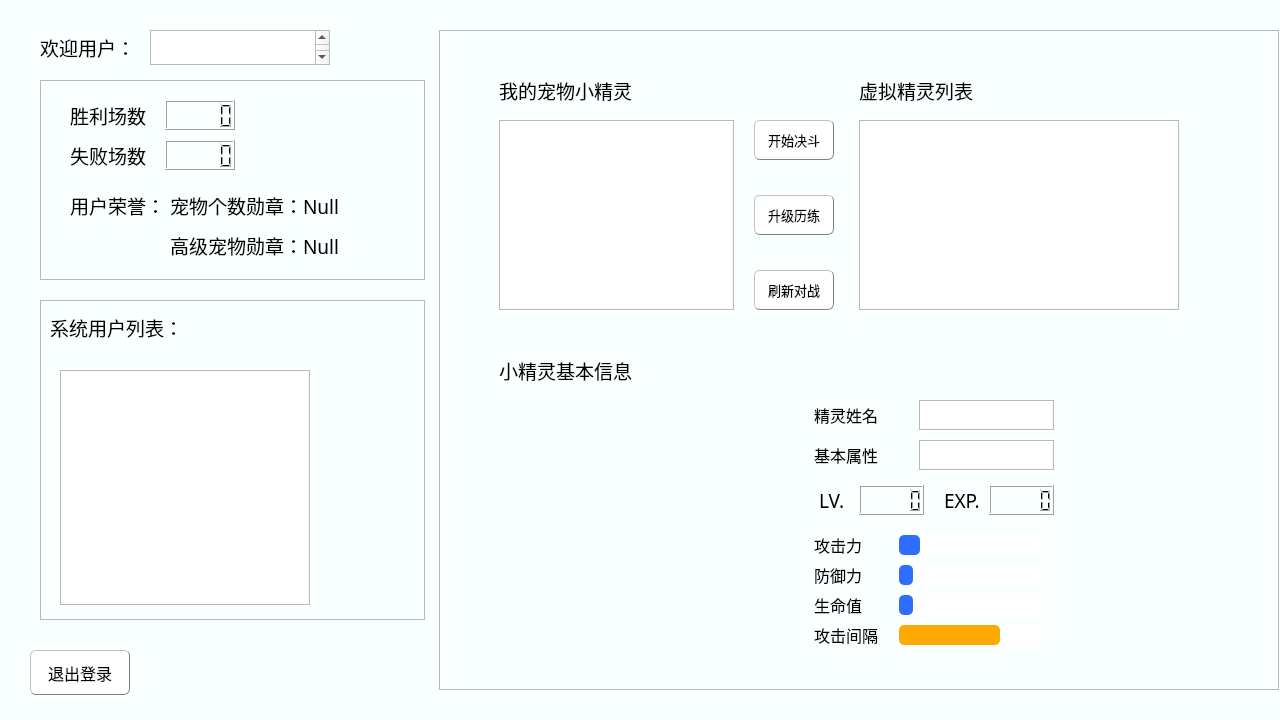
The window that mainwindow.ui (wangquanlikun/Alice_Archive) describes before a commit, drawn with Qt 5.
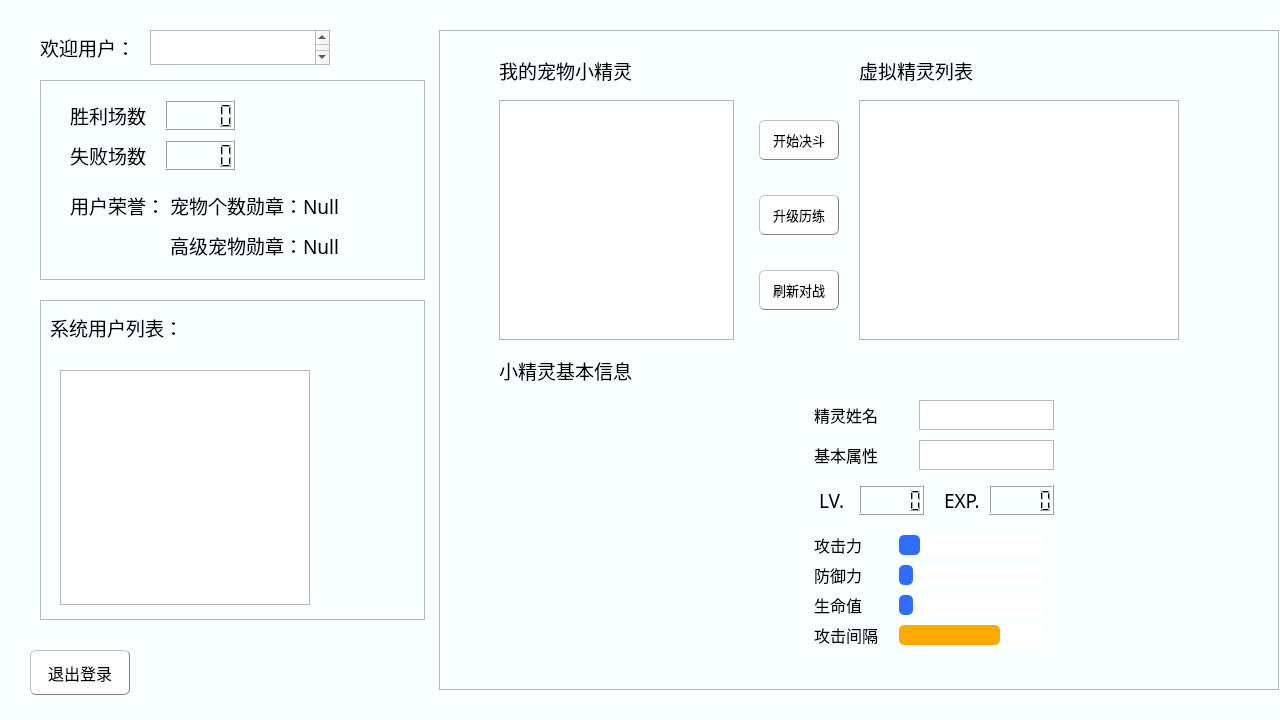
The same window after the commit. The open tabs and pages were chosen to show the change. Icons and pictures are not drawn.

The edit to the form file:
```diff
--- a/mainwindow.ui
+++ b/mainwindow.ui
@@ -1176,7 +1176,7 @@
       <widget class="QPushButton" name="choose_Fight_1">
        <property name="geometry">
         <rect>
-         <x>315</x>
+         <x>320</x>
          <y>90</y>
          <width>80</width>
          <height>40</height>
@@ -1214,7 +1214,7 @@
        <property name="geometry">
         <rect>
          <x>60</x>
-         <y>40</y>
+         <y>20</y>
          <width>180</width>
          <height>40</height>
         </rect>
@@ -1541,7 +1541,7 @@
       <widget class="QPushButton" name="choose_Fight_2">
        <property name="geometry">
         <rect>
-         <x>315</x>
+         <x>320</x>
          <y>165</y>
          <width>80</width>
          <height>40</height>
@@ -1579,7 +1579,7 @@
        <property name="geometry">
         <rect>
          <x>420</x>
-         <y>40</y>
+         <y>20</y>
          <width>140</width>
          <height>40</height>
         </rect>
@@ -1597,7 +1597,7 @@
       <widget class="QPushButton" name="refresh_Virtual_Pals">
        <property name="geometry">
         <rect>
-         <x>315</x>
+         <x>320</x>
          <y>240</y>
          <width>80</width>
          <height>40</height>
@@ -1635,9 +1635,9 @@
        <property name="geometry">
         <rect>
          <x>420</x>
-         <y>90</y>
+         <y>70</y>
          <width>320</width>
-         <height>190</height>
+         <height>240</height>
         </rect>
        </property>
        <property name="font">
@@ -1654,9 +1654,9 @@
        <property name="geometry">
         <rect>
          <x>60</x>
-         <y>90</y>
+         <y>70</y>
          <width>235</width>
-         <height>190</height>
+         <height>240</height>
         </rect>
        </property>
        <property name="font">
```
Left out of the diff: 2 changed lines with no effect on the pictures.
